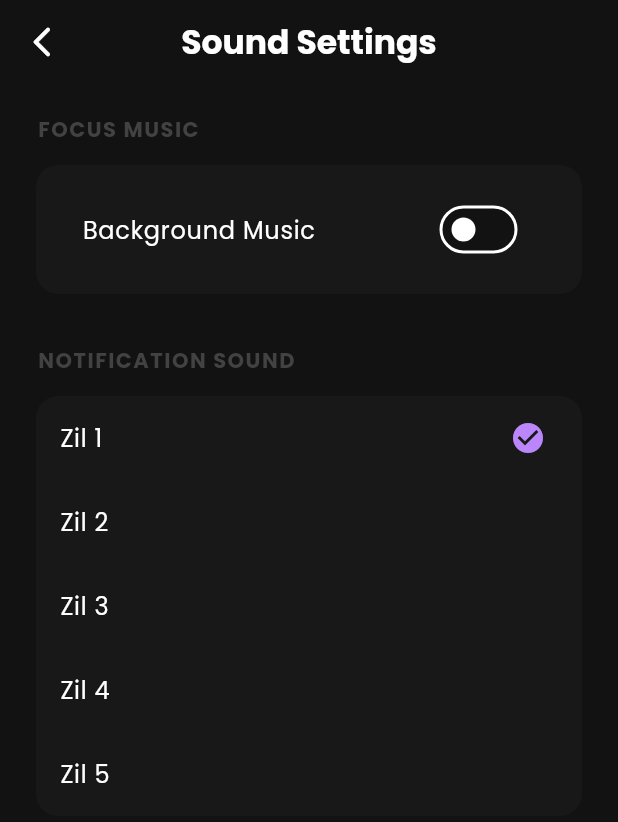
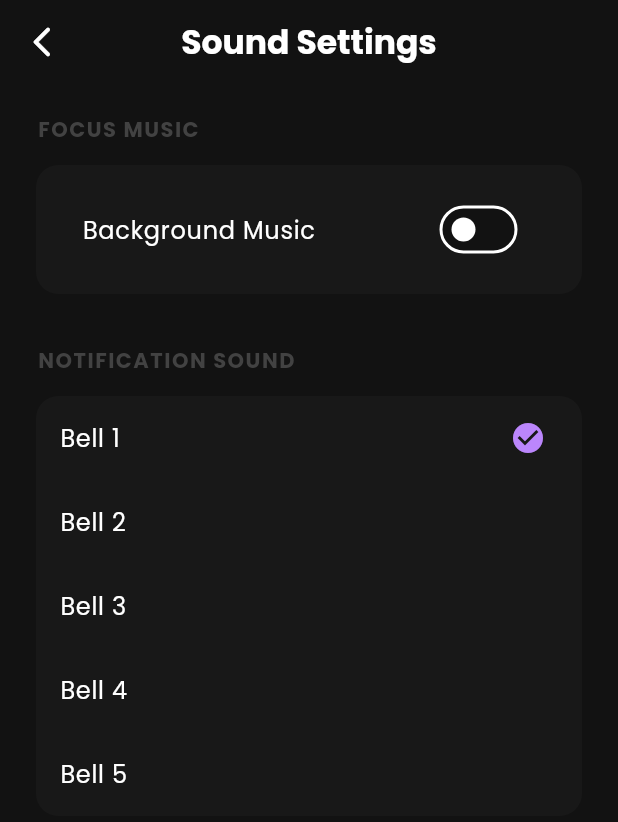
Before and after one commit to HarunMercan1/pomodoro_app, a Flutter app: the SoundSettingsScreen screen opened directly, on a phone screen of 412 x 824 dp. Shown: the top 822 px of the screen. Run offline on Flutter 3.47's test engine with Material 3 defaults, Android fonts, the phone set to English and light mode, and no system bars; our stand-ins replace audioplayers, confetti, easy_localization, flutter_local_notifications, shared_preferences, wakelock_plus; accounts and stored records are empty.

Commit message:
fix: Cleanup sound asset references & swap rain sound mappings (v1.8.4)

```diff
--- a/assets/translations/en.json
+++ b/assets/translations/en.json
@@ -74,5 +74,25 @@
   "quote_47": "Creativity is contagious, pass it on. - Einstein",
   "quote_48": "Genius is making complex ideas simple. - Einstein",
   "quote_49": "Do not put off for tomorrow what you can do today.",
-  "quote_50": "Your only limit is your mind."
+  "quote_50": "Your only limit is your mind.",
+
+  "music_lock_msg": "Stop the timer to change music.",
+
+  "sound_alarm": "Classic Alarm",
+  "sound_digital": "Digital",
+  "sound_bell3": "Ding Dong",
+  "sound_bell8": "Crystal Bell",
+  "sound_zil1": "Bell 1",
+  "sound_zil2": "Bell 2",
+  "sound_zil3": "Bell 3",
+  "sound_zil4": "Bell 4",
+  "sound_zil5": "Bell 5",
+
+  "sound_forest": "Forest",
+  "sound_ocean": "Ocean",
+  "sound_rain1": "Light Rain",
+  "sound_rain2": "Forest Rain",
+  "sound_rain3": "Heavy Rain",
+  "sound_thunder": "Thunderstorm",
+  "sound_wind": "Wind"
 }
--- a/lib/providers/settings_provider.dart
+++ b/lib/providers/settings_provider.dart
@@ -9,7 +9,7 @@ class SettingsProvider with ChangeNotifier {
   // --- AYARLAR ---
   bool _isDarkMode = true;
 
-  // Varsayılan Bildirim Sesi (YENİ)
+  // Varsayılan: Artık olmayan 'digital.mp3' yerine 'zil1.mp3' yaptık
   String _notificationSound = 'zil1.mp3';
 
   bool _isBackgroundMusicEnabled = false;
@@ -31,24 +31,25 @@ class SettingsProvider with ChangeNotifier {
   int get shortBreakTime => _shortBreakTime;
   int get longBreakTime => _longBreakTime;
 
-  // --- 1. BİLDİRİM SESLERİ (YENİ DOSYA İSİMLERİNE GÖRE) ---
+  // --- 1. BİLDİRİM SESLERİ (TEMİZLENDİ) ---
+  // Sadece klasörde olan zil1-zil5 arası kaldı.
   final Map<String, String> notificationSounds = {
-    'zil1.mp3': 'Zil 1',
-    'zil2.mp3': 'Zil 2',
-    'zil3.mp3': 'Zil 3',
-    'zil4.mp3': 'Zil 4',
-    'zil5.mp3': 'Zil 5',
+    'zil1.mp3': 'sound_zil1',
+    'zil2.mp3': 'sound_zil2',
+    'zil3.mp3': 'sound_zil3',
+    'zil4.mp3': 'sound_zil4',
+    'zil5.mp3': 'sound_zil5',
   };
 
-  // --- 2. ARKA PLAN MÜZİKLERİ (ÖNCEKİ GİBİ KALDI) ---
+  // --- 2. ARKA PLAN MÜZİKLERİ (TAKAS YAPILDI) ---
   final Map<String, String> backgroundMusics = {
-    'rain2.mp3': 'Çiseleyen Yağmur',
-    'rain1.mp3': 'Orman Yağmuru',
-    'rain3.mp3': 'Sağanak',
-    'thunder.mp3': 'Fırtına',
-    'wind.mp3': 'Rüzgar',
-    'forest.mp3': 'Orman',
-    'ocean.mp3': 'Okyanus',
+    'rain1.mp3': 'sound_rain2', // rain1.mp3 artık "Orman Yağmuru" oldu
+    'rain2.mp3': 'sound_rain1', // rain2.mp3 artık "Çiseleyen Yağmur" oldu
+    'rain3.mp3': 'sound_rain3',
+    'thunder.mp3': 'sound_thunder',
+    'wind.mp3': 'sound_wind',
+    'forest.mp3': 'sound_forest',
+    'ocean.mp3': 'sound_ocean',
   };
 
   SettingsProvider() {
@@ -59,7 +60,7 @@ class SettingsProvider with ChangeNotifier {
     _prefs = await SharedPreferences.getInstance();
     _isDarkMode = _prefs.getBool('isDarkMode') ?? true;
 
-    // Eğer kayıtlı ses artık yoksa 'zil1.mp3'e dön
+    // Eğer hafızada kalan eski bir dosya varsa (örn: digital.mp3), varsayılan 'zil1.mp3'e dön
     String loadedNotif = _prefs.getString('notificationSound') ?? 'zil1.mp3';
     _notificationSound = notificationSounds.containsKey(loadedNotif) ? loadedNotif : 'zil1.mp3';
 
@@ -81,7 +82,7 @@ class SettingsProvider with ChangeNotifier {
     notifyListeners();
   }
 
-  // --- BİLDİRİM SESİ SEÇME (PLAY METODU İLE GARANTİ ÇALMA) ---
+  // --- BİLDİRİM SESİ SEÇME ---
   Future<void> setNotificationSound(String soundPath) async {
     _notificationSound = soundPath;
     _prefs.setString('notificationSound', soundPath);
@@ -92,8 +93,6 @@ class SettingsProvider with ChangeNotifier {
     try {
       await _previewPlayer.stop();
       await _previewPlayer.setReleaseMode(ReleaseMode.stop);
-
-      // 'play' metodu anlık çalma için daha kararlıdır
       await _previewPlayer.play(
         AssetSource('sounds/bell/$soundPath'),
         volume: 1.0,
--- a/lib/screens/sound_settings_screen.dart
+++ b/lib/screens/sound_settings_screen.dart
@@ -12,17 +12,18 @@ class SoundSettingsScreen extends StatefulWidget {
 }
 
 class _SoundSettingsScreenState extends State<SoundSettingsScreen> {
+  // Slider'ın akıcı olması için yerel değişken
   double? _currentSliderValue;
 
   @override
   Widget build(BuildContext context) {
     final settings = context.watch<SettingsProvider>();
-    final timerProvider = context.watch<TimerProvider>(); // Watch yaptık ki timer durumunu görelim
+    final timerProvider = context.watch<TimerProvider>();
 
+    // Slider değeri: Yerel değer varsa onu, yoksa Provider'dakini al
     double sliderValue = _currentSliderValue ?? settings.backgroundVolume;
 
-    // --- KİLİT KONTROLÜ ---
-    // Eğer sayaç çalışıyorsa (isRunning) ayarları kilitle
+    // Sayaç çalışıyorsa kilitle
     final bool isLocked = timerProvider.isRunning;
 
     return Scaffold(
@@ -37,14 +38,14 @@ class _SoundSettingsScreenState extends State<SoundSettingsScreen> {
         leading: IconButton(
           icon: const Icon(Icons.arrow_back_ios_new_rounded),
           onPressed: () {
-            settings.stopPreview();
+            settings.stopPreview(); // Çıkarken sesi sustur
             Navigator.pop(context);
           },
         ),
       ),
       body: Column(
         children: [
-          // --- UYARI MESAJI (Sadece kilitliyse görünür) ---
+          // --- KİLİT UYARI MESAJI ---
           if (isLocked)
             Container(
               width: double.infinity,
@@ -61,7 +62,7 @@ class _SoundSettingsScreenState extends State<SoundSettingsScreen> {
                   const SizedBox(width: 10),
                   Expanded(
                     child: Text(
-                      "Müzik değiştirmek için sayacı durdurun.", // Çeviriye eklenebilir
+                      "music_lock_msg".tr(), // "Müzik değiştirmek için sayacı durdurun."
                       style: TextStyle(
                         fontFamily: 'Poppins',
                         fontSize: 12,
@@ -73,17 +74,19 @@ class _SoundSettingsScreenState extends State<SoundSettingsScreen> {
               ),
             ),
 
-          // --- AYARLAR LİSTESİ ---
+          // --- AYARLAR LİSTESİ (KİLİTLENEBİLİR ALAN) ---
           Expanded(
             child: IgnorePointer(
-              ignoring: isLocked, // Kilitliyse tıklamayı engelle
+              ignoring: isLocked, // Kilitliyse tıklanmasın
               child: Opacity(
-                opacity: isLocked ? 0.5 : 1.0, // Kilitliyse soluk göster
+                opacity: isLocked ? 0.5 : 1.0, // Kilitliyse soluk görünsün
                 child: ListView(
                   padding: const EdgeInsets.all(20),
                   children: [
-                    // MÜZİK BÖLÜMÜ
+
+                    // --- 1. BÖLÜM: MÜZİK ---
                     _buildSectionHeader(context, "background_music".tr()),
+
                     Card(
                       elevation: 0,
                       color: Theme.of(context).cardColor.withOpacity(0.5),
@@ -92,14 +95,19 @@ class _SoundSettingsScreenState extends State<SoundSettingsScreen> {
                         padding: const EdgeInsets.all(15),
                         child: Column(
                           children: [
+                            // Aç/Kapa Switch
                             SwitchListTile(
                               title: Text("enable_music".tr(), style: const TextStyle(fontFamily: 'Poppins')),
                               value: settings.isBackgroundMusicEnabled,
                               activeColor: Theme.of(context).primaryColor,
                               onChanged: (val) => settings.toggleBackgroundMusic(val),
                             ),
+
+                            // Müzik Açıksa Gösterilecekler
                             if (settings.isBackgroundMusicEnabled) ...[
                               const Divider(),
+
+                              // Ses Seviyesi Slider
                               Row(
                                 children: [
                                   const Icon(Icons.volume_mute_rounded, size: 20),
@@ -109,10 +117,13 @@ class _SoundSettingsScreenState extends State<SoundSettingsScreen> {
                                       min: 0.0,
                                       max: 1.0,
                                       activeColor: Theme.of(context).primaryColor,
+                                      // Canlı Değişim (Hızlı)
                                       onChanged: (val) {
                                         setState(() => _currentSliderValue = val);
                                         settings.setVolumeLive(val);
+                                        timerProvider.updateMusicVolume(val);
                                       },
+                                      // Kayıt (Güvenli)
                                       onChangeEnd: (val) {
                                         settings.saveVolumeToPrefs();
                                         _currentSliderValue = null;
@@ -122,11 +133,15 @@ class _SoundSettingsScreenState extends State<SoundSettingsScreen> {
                                   const Icon(Icons.volume_up_rounded, size: 20),
                                 ],
                               ),
+
                               const SizedBox(height: 10),
+
+                              // Müzik Listesi
                               ...settings.backgroundMusics.entries.map((entry) {
                                 final isSelected = settings.backgroundMusic == entry.key;
                                 return ListTile(
-                                  title: Text(entry.value, style: const TextStyle(fontFamily: 'Poppins')),
+                                  // entry.value artık JSON anahtarı (örn: sound_rain1). .tr() ile çeviriyoruz.
+                                  title: Text(entry.value.tr(), style: const TextStyle(fontFamily: 'Poppins')),
                                   leading: Icon(
                                     isSelected ? Icons.radio_button_checked : Icons.radio_button_off,
                                     color: isSelected ? Theme.of(context).primaryColor : null,
@@ -142,8 +157,9 @@ class _SoundSettingsScreenState extends State<SoundSettingsScreen> {
 
                     const SizedBox(height: 30),
 
-                    // BİLDİRİM BÖLÜMÜ
+                    // --- 2. BÖLÜM: BİLDİRİM SESLERİ ---
                     _buildSectionHeader(context, "notification_sound".tr()),
+
                     Card(
                       elevation: 0,
                       color: Theme.of(context).cardColor.withOpacity(0.5),
@@ -152,7 +168,8 @@ class _SoundSettingsScreenState extends State<SoundSettingsScreen> {
                         children: settings.notificationSounds.entries.map((entry) {
                           final isSelected = settings.notificationSound == entry.key;
                           return ListTile(
-                            title: Text(entry.value, style: const TextStyle(fontFamily: 'Poppins')),
+                            // entry.value JSON anahtarıdır (örn: sound_zil1). .tr() ile çeviriyoruz.
+                            title: Text(entry.value.tr(), style: const TextStyle(fontFamily: 'Poppins')),
                             trailing: isSelected
                                 ? Icon(Icons.check_circle, color: Theme.of(context).primaryColor)
                                 : null,
--- a/lib/screens/splash_screen.dart
+++ b/lib/screens/splash_screen.dart
@@ -21,7 +21,7 @@ class _SplashScreenState extends State<SplashScreen> with SingleTickerProviderSt
   void initState() {
     super.initState();
 
-    int randomNum = Random().nextInt(8) + 1;
+    int randomNum = Random().nextInt(50) + 1;
     _randomQuoteKey = "quote_$randomNum";
 
     _controller = AnimationController(
```
Also changed, not shown: assets/translations/tr.json (+23 -1 lines).
